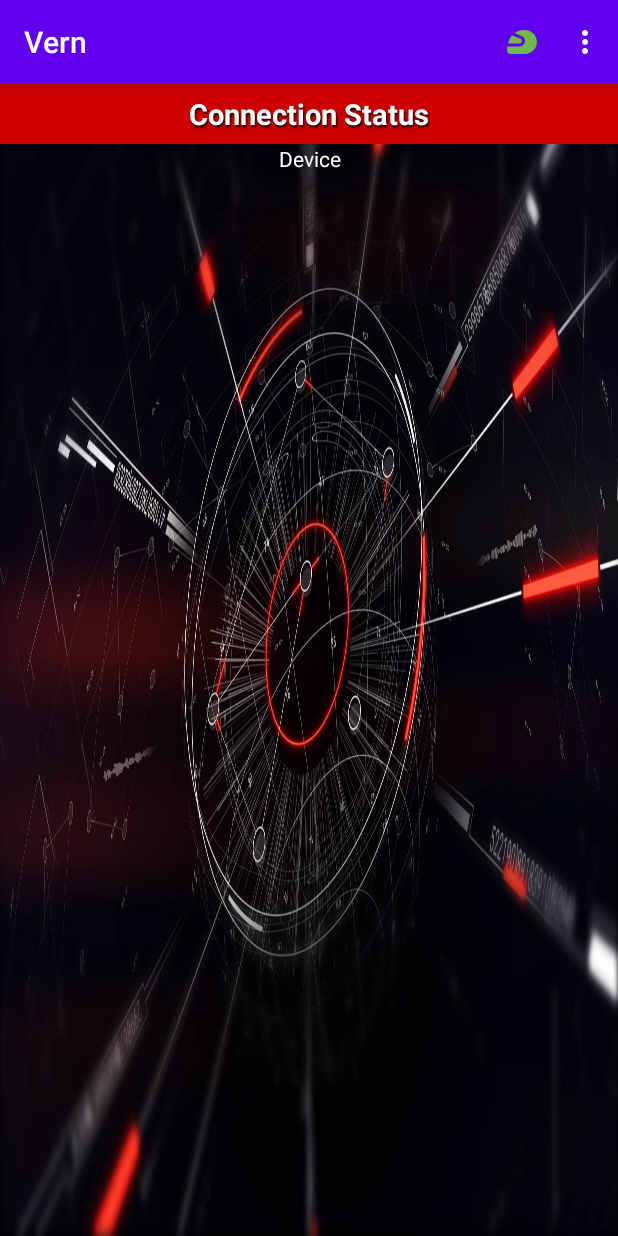
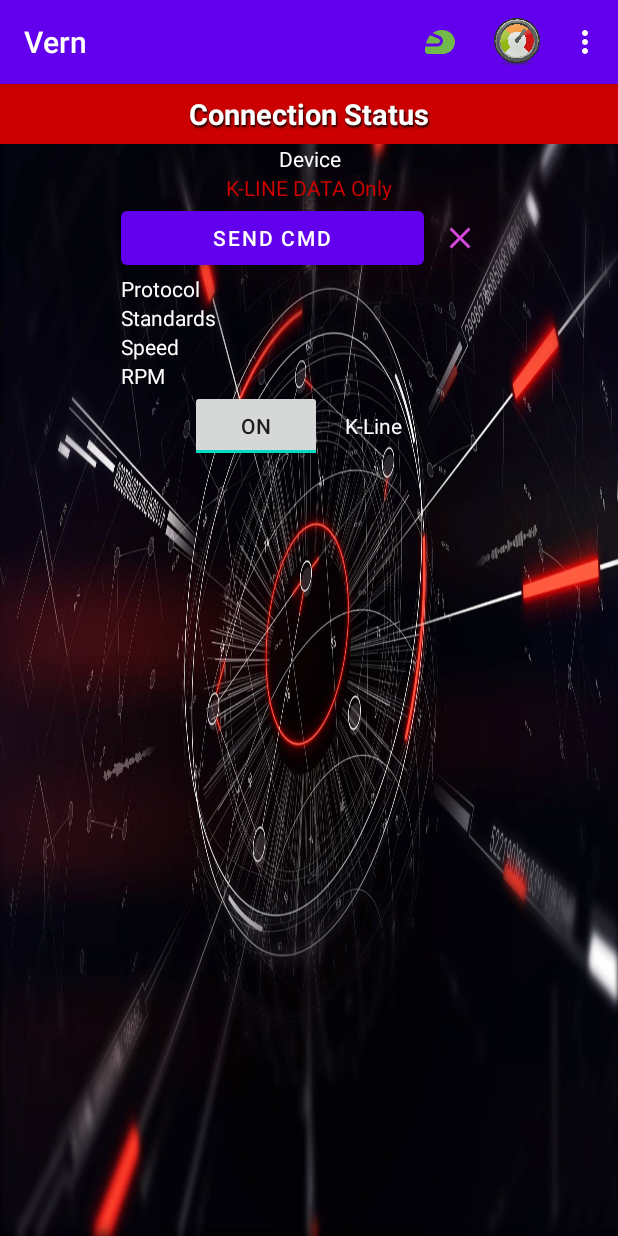
Before and after one commit to lymericky/Vern, an Android app: the screen it shows after launch (MainActivity), on a phone screen of 412 x 824 dp. Run offline under Robolectric (Android 15) with nearby library versions, the phone set to English and light mode, and no system bars; libraries missing offline, so code that uses them is left out: com.github.anastr.speedviewlib, de.greenrobot.event; 7 statements that could not run were skipped.

Commit message:
re-created LiveDataModel.java (empty)

```diff
--- a/app/build.gradle
+++ b/app/build.gradle
@@ -48,6 +48,7 @@ dependencies {
     implementation 'io.apisense:rhino-android:1.1.1'
     //implementation 'com.github.MacFJA:OBD2:1.1.0'
 
+    implementation 'androidx.lifecycle:lifecycle-extensions:2.2.0'
     implementation 'androidx.appcompat:appcompat:1.6.1'
     implementation 'com.google.android.material:material:1.8.0'
     implementation 'androidx.constraintlayout:constraintlayout:2.1.4'
--- /dev/null
+++ b/app/src/main/java/com/denommeinc/vern/live_data_model/LiveDataModel.java
@@ -0,0 +1,4 @@
+package com.denommeinc.vern.live_data_model;
+
+public class LiveDataModel {
+}
--- a/app/src/main/res/layout/activity_main.xml
+++ b/app/src/main/res/layout/activity_main.xml
@@ -39,7 +39,7 @@
             android:orientation="vertical"
             android:layout_below="@+id/deviceStatus_txt"
             android:layout_centerHorizontal="true"
-            android:visibility="gone">
+            android:visibility="visible">
 
             <TextView
                 android:layout_width="match_parent"
@@ -87,6 +87,20 @@
                 android:hint="@string/standards"
                 android:textColorHint="@color/white"
                 android:textColor="@color/green"/>
+            <TextView
+                android:id="@+id/kLine_speed"
+                android:layout_width="wrap_content"
+                android:layout_height="wrap_content"
+                android:hint="@string/speed"
+                android:textColorHint="@color/white"
+                android:textColor="@color/green"/>
+            <TextView
+                android:id="@+id/kLine_rpm"
+                android:layout_width="wrap_content"
+                android:layout_height="wrap_content"
+                android:hint="@string/rpm"
+                android:textColor="@color/green"
+                android:textColorHint="@color/white"/>
 
 
             <LinearLayout
--- a/app/src/main/res/menu/menu_main.xml
+++ b/app/src/main/res/menu/menu_main.xml
@@ -40,4 +40,9 @@
         app:showAsAction="ifRoom"
         android:icon="@drawable/ic_motorsports"/>
 
+    <item
+        android:id="@+id/menu_hud_mode"
+        android:title="@string/hud"
+        app:showAsAction="ifRoom"
+        android:icon="@drawable/gauge_icon"/>
 </menu>
--- a/app/src/main/res/values/strings.xml
+++ b/app/src/main/res/values/strings.xml
@@ -90,6 +90,7 @@
     <string name="k_line_data_only">K-LINE DATA Only</string>
     <string name="k_line">K-Line</string>
     <string name="device">Device</string>
+    <string name="hud">HUD</string>
 
     <string-array name="obd_cmd">
         <item>CMD Selection</item>
```
Also changed, not shown: app/src/main/java/com/denommeinc/vern/MainActivity.java (+14 -4 lines), app/src/main/res/layout/fragment_gauge_view.xml (+9 -6 lines), settings.gradle (+4 -6 lines).
